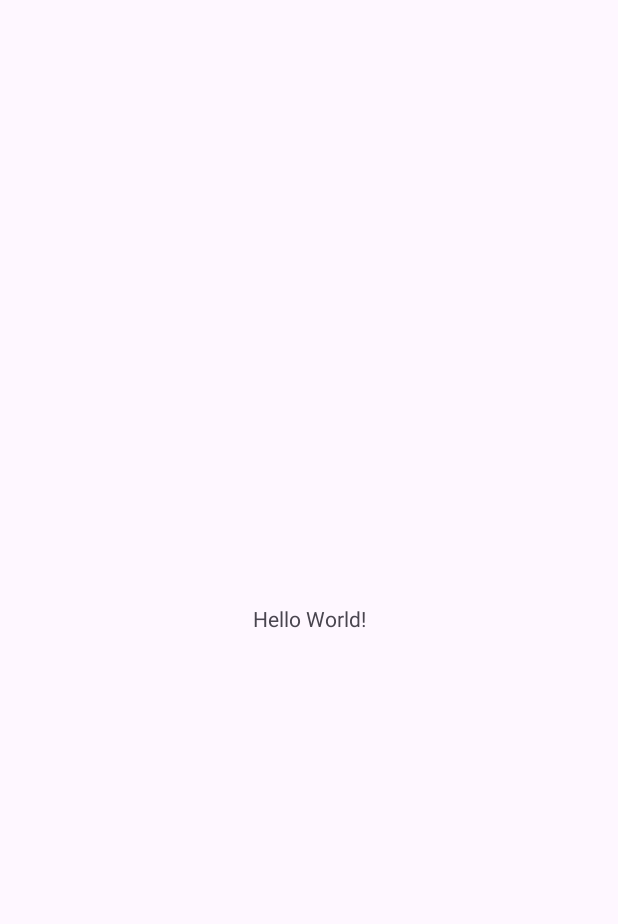
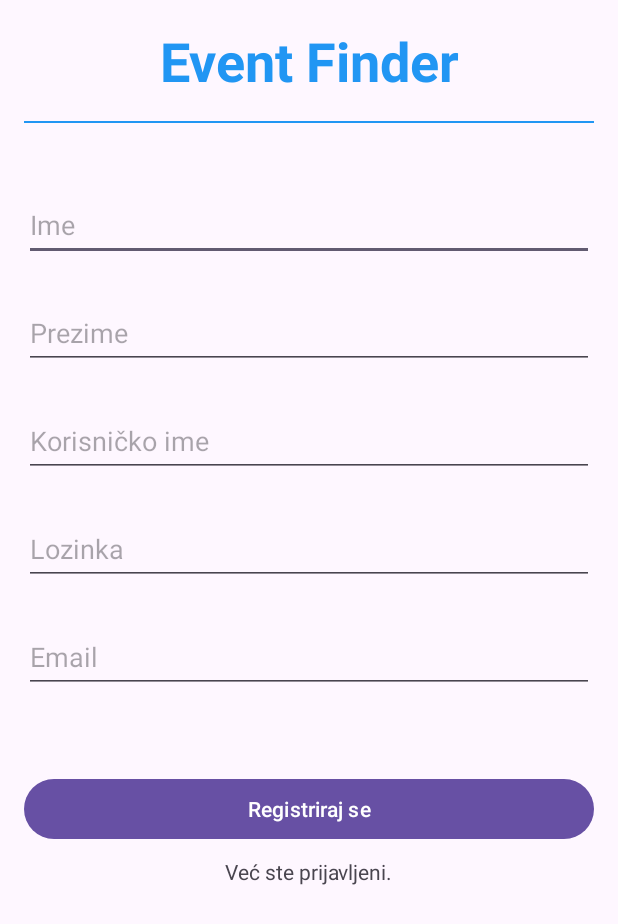
Before and after one commit to dbracic21-foi/EventFinder, an Android app: the screen it shows after launch (MainActivity before the commit, RegistrationActivity after it), on a phone screen of 412 x 824 dp. Before the commit the part shown is almost empty. Shown: the top 924 px of the screen. Run offline under Robolectric (Android 15) with nearby library versions, the phone set to English and light mode, and no system bars.

Commit message:
Made design for UI in Regisration and Login Made two activities one for login and one for registration

```diff
--- a/Software/app/src/main/AndroidManifest.xml
+++ b/Software/app/src/main/AndroidManifest.xml
@@ -12,8 +12,9 @@
         android:supportsRtl="true"
         android:theme="@style/Theme.EventFinder"
         tools:targetApi="31">
+        <activity android:name=".LoginActivity"></activity>
         <activity
-            android:name=".MainActivity"
+            android:name=".RegistrationActivity"
             android:exported="true">
             <intent-filter>
                 <action android:name="android.intent.action.MAIN" />
--- a/Software/app/src/main/java/com/example/eventfinder/MainActivity.kt
+++ b/Software/app/src/main/java/com/example/eventfinder/MainActivity.kt
@@ -4,8 +4,9 @@ import androidx.appcompat.app.AppCompatActivity
 import android.os.Bundle
 
 class MainActivity : AppCompatActivity() {
+
     override fun onCreate(savedInstanceState: Bundle?) {
         super.onCreate(savedInstanceState)
-        setContentView(R.layout.activity_main)
+        setContentView(R.layout.activity_registration)
     }
 }
--- /dev/null
+++ b/Software/app/src/main/java/com/example/eventfinder/RegistrationActivity.java
@@ -0,0 +1,35 @@
+package com.example.eventfinder;
+import android.content.Intent;
+import android.os.Bundle;
+
+import android.view.View;
+import android.widget.Button;
+
+
+import androidx.appcompat.app.AppCompatActivity;
+public class RegistrationActivity extends AppCompatActivity {
+private  Button button;
+    @Override
+    protected void onCreate(Bundle savedInstanceState) {
+        super.onCreate(savedInstanceState);
+        setContentView(R.layout.activity_registration);
+
+        button = (Button) findViewById(R.id.buttonRegister);
+        button.setOnClickListener(new View.OnClickListener() {
+            @Override
+            public void onClick(View v) {
+                openLogin();
+            }
+        });
+
+
+    }
+    public void openLogin() {
+
+
+        Intent intent = new Intent(this, LoginActivity.class);
+        startActivity(intent);
+        finish();
+
+    }
+}
--- /dev/null
+++ b/Software/app/src/main/res/layout/activity_registration.xml
@@ -0,0 +1,101 @@
+
+<RelativeLayout xmlns:android="http://schemas.android.com/apk/res/android"
+    android:layout_width="match_parent"
+    android:layout_height="match_parent"
+    android:padding="16dp">
+    <TextView
+        android:id="@+id/textViewTitle"
+        android:layout_width="match_parent"
+        android:layout_height="wrap_content"
+        android:text="Event Finder"
+        android:textSize="36sp"
+        android:textStyle="bold"
+        android:gravity="center"
+        android:layout_marginBottom="16dp"
+        android:textColor="#2196F3"/>
+
+    <!-- Linija ispod "Event Finder" -->
+    <View
+        android:layout_width="match_parent"
+        android:layout_height="1dp"
+        android:layout_below="@id/textViewTitle"
+        android:background="#2196F3"/>
+
+
+    <EditText
+        android:id="@+id/editTextFirstName"
+        android:layout_width="match_parent"
+        android:layout_height="wrap_content"
+        android:layout_below="@id/textViewTitle"
+        android:layout_marginTop="45dp"
+        android:layout_marginBottom="8dp"
+        android:hint="Ime"
+        android:inputType="textPersonName"
+        android:minHeight="48dp"/>
+
+    <EditText
+        android:id="@+id/editTextUsername"
+        android:layout_width="match_parent"
+        android:layout_height="wrap_content"
+        android:layout_below="@id/editTextLastName"
+        android:layout_marginTop="16dp"
+        android:layout_marginBottom="8dp"
+        android:hint="Korisničko ime"
+        android:inputType="text"
+        android:minHeight="48dp"/>
+
+    <EditText
+        android:id="@+id/editTextPassword"
+        android:layout_width="match_parent"
+        android:layout_height="wrap_content"
+        android:layout_below="@id/editTextUsername"
+        android:layout_marginTop="16dp"
+        android:layout_marginBottom="8dp"
+        android:hint="Lozinka"
+        android:inputType="textPassword"
+        android:minHeight="48dp"/>
+
+    <EditText
+        android:id="@+id/editTextEmail"
+        android:layout_width="match_parent"
+        android:layout_height="wrap_content"
+        android:layout_below="@id/editTextPassword"
+        android:layout_marginTop="16dp"
+        android:layout_marginBottom="8dp"
+        android:hint="Email"
+        android:inputType="textEmailAddress"
+        android:minHeight="48dp"/>
+
+    <EditText
+        android:id="@+id/editTextLastName"
+        android:layout_width="match_parent"
+        android:layout_height="wrap_content"
+        android:layout_below="@id/editTextFirstName"
+        android:layout_marginTop="16dp"
+        android:layout_marginBottom="8dp"
+        android:hint="Prezime"
+        android:inputType="textPersonName"
+        android:minHeight="48dp"/>
+
+
+    <!-- Tekst iznad gumba "Registriraj se" -->
+
+    <Button
+        android:id="@+id/buttonRegister"
+        android:layout_width="match_parent"
+        android:layout_height="wrap_content"
+        android:layout_below="@id/editTextEmail"
+        android:layout_marginTop="45dp"
+        android:text="Registriraj se" />
+
+    <TextView
+        android:id="@+id/textViewAlreadyLoggedIn"
+        android:layout_width="wrap_content"
+        android:layout_height="wrap_content"
+        android:text="Već ste prijavljeni."
+        android:layout_below="@+id/buttonRegister"
+        android:layout_marginTop="8dp"
+        android:layout_centerHorizontal="true" />
+
+
+</RelativeLayout>
```
Also changed, not shown: Software/app/src/main/java/com/example/eventfinder/LoginActivity.java (added, +15 -0 lines), Software/app/src/main/res/layout/activity_login.xml (added, +61 -0 lines).
